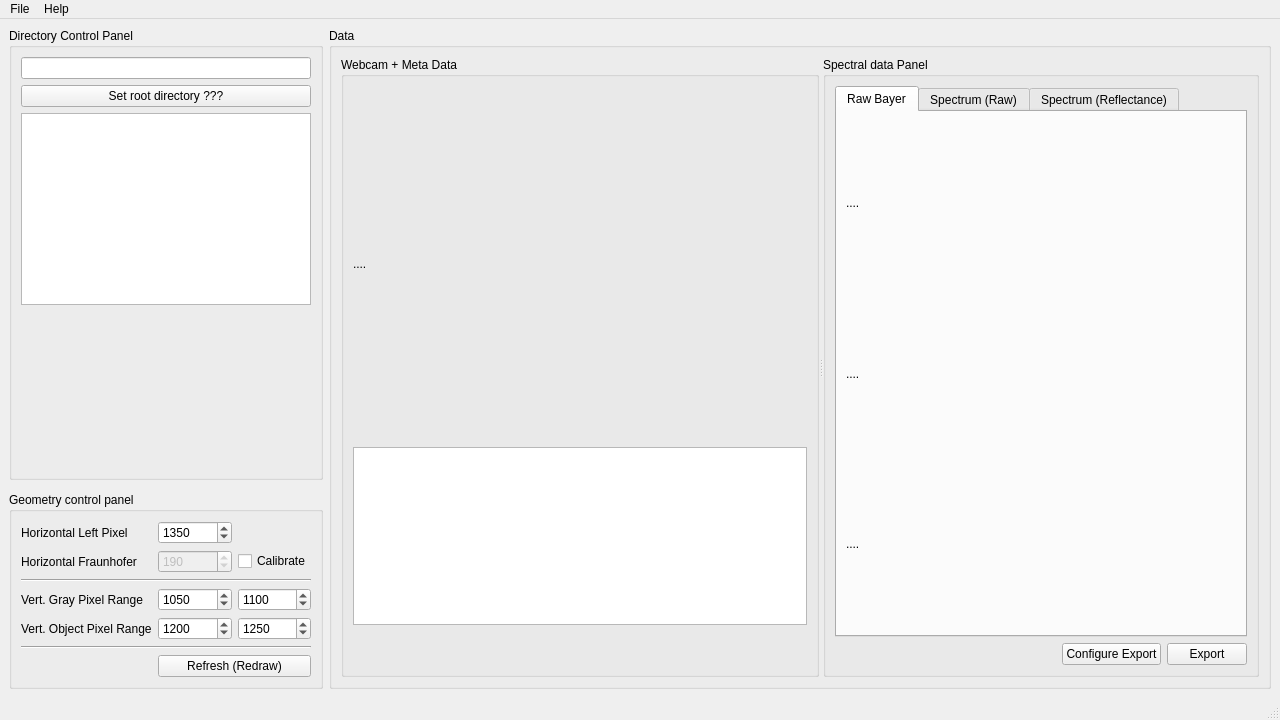
The window that UI/UI_Mainwindow.ui (garid3000/bps_spectrometer_gui) describes before a commit, drawn with Qt 5.
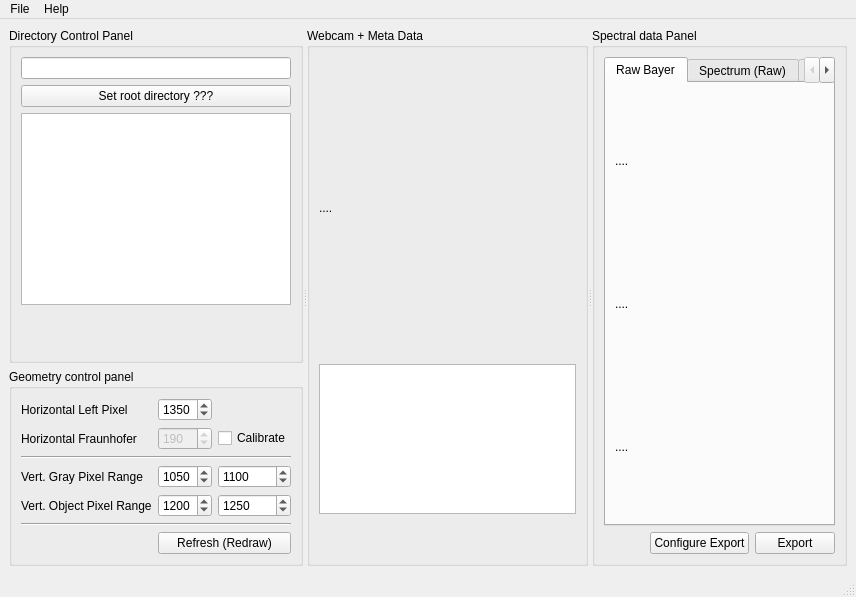
The same window after the commit. Custom widgets are drawn as their Qt base class.

Commit message: UI: new layout, for better User Experience when operating File-Explorer

Patch:
```diff
--- a/UI/UI_Mainwindow.ui
+++ b/UI/UI_Mainwindow.ui
@@ -6,168 +6,23 @@
    <rect>
     <x>0</x>
     <y>0</y>
-    <width>1280</width>
-    <height>720</height>
+    <width>856</width>
+    <height>597</height>
    </rect>
   </property>
   <property name="windowTitle">
    <string>MainWindow</string>
   </property>
   <widget class="QWidget" name="centralwidget">
-   <layout class="QGridLayout" name="gridLayout" rowstretch="0,0,0" columnstretch="1,3">
-    <item row="0" column="1" rowspan="3">
-     <widget class="QGroupBox" name="groupBox_3">
-      <property name="title">
-       <string>Data</string>
-      </property>
-      <layout class="QGridLayout" name="gridLayout_5">
+   <layout class="QGridLayout" name="gridLayout">
        <item row="0" column="0">
         <widget class="QSplitter" name="splitter">
-         <property name="lineWidth">
-          <number>2</number>
-         </property>
          <property name="orientation">
           <enum>Qt::Horizontal</enum>
          </property>
-         <widget class="QGroupBox" name="gp_webcam_meta">
-          <property name="title">
-           <string>Webcam + Meta Data</string>
-          </property>
-          <layout class="QVBoxLayout" name="verticalLayout" stretch="2,1,0">
+      <widget class="QWidget" name="">
+       <layout class="QVBoxLayout" name="verticalLayout_2">
            <item>
-            <widget class="QLabelClick" name="limg_webcam">
-             <property name="text">
-              <string>....</string>
-             </property>
-            </widget>
-           </item>
-           <item>
-            <widget class="QTextBrowser" name="tb_meta_json">
-             <property name="font">
-              <font>
-               <family>Monospace</family>
-              </font>
-             </property>
-            </widget>
-           </item>
-           <item>
-            <spacer name="verticalSpacer_2">
-             <property name="orientation">
-              <enum>Qt::Vertical</enum>
-             </property>
-             <property name="sizeHint" stdset="0">
-              <size>
-               <width>20</width>
-               <height>40</height>
-              </size>
-             </property>
-            </spacer>
-           </item>
-          </layout>
-         </widget>
-         <widget class="QGroupBox" name="gp_spectral_panel">
-          <property name="title">
-           <string>Spectral data Panel</string>
-          </property>
-          <layout class="QGridLayout" name="gridLayout_4">
-           <item row="1" column="2">
-            <widget class="QPushButton" name="pb_export">
-             <property name="text">
-              <string>Export</string>
-             </property>
-            </widget>
-           </item>
-           <item row="1" column="1">
-            <widget class="QPushButton" name="pb_conf_export">
-             <property name="text">
-              <string>Configure Export</string>
-             </property>
-            </widget>
-           </item>
-           <item row="1" column="0">
-            <spacer name="horizontalSpacer">
-             <property name="orientation">
-              <enum>Qt::Horizontal</enum>
-             </property>
-             <property name="sizeHint" stdset="0">
-              <size>
-               <width>40</width>
-               <height>20</height>
-              </size>
-             </property>
-            </spacer>
-           </item>
-           <item row="0" column="0" colspan="3">
-            <widget class="QTabWidget" name="tabWidget">
-             <property name="currentIndex">
-              <number>0</number>
-             </property>
-             <widget class="QWidget" name="tab_1">
-              <attribute name="title">
-               <string>Raw Bayer</string>
-              </attribute>
-              <layout class="QGridLayout" name="gridLayout_6">
-               <item row="0" column="0">
-                <widget class="QLabelClick" name="limg_bayer_full">
-                 <property name="text">
-                  <string>....</string>
-                 </property>
-                </widget>
-               </item>
-               <item row="1" column="0">
-                <widget class="QLabelClick" name="limg_bayer_gray">
-                 <property name="text">
-                  <string>....</string>
-                 </property>
-                </widget>
-               </item>
-               <item row="2" column="0">
-                <widget class="QLabelClick" name="limg_bayer_obje">
-                 <property name="text">
-                  <string>....</string>
-                 </property>
-                </widget>
-               </item>
-              </layout>
-             </widget>
-             <widget class="QWidget" name="tab_2">
-              <attribute name="title">
-               <string>Spectrum (Raw)</string>
-              </attribute>
-              <layout class="QVBoxLayout" name="verticalLayout_4">
-               <item>
-                <widget class="QLabelClick" name="limg_raw_spectrum">
-                 <property name="text">
-                  <string>....</string>
-                 </property>
-                </widget>
-               </item>
-              </layout>
-             </widget>
-             <widget class="QWidget" name="tab_3">
-              <attribute name="title">
-               <string>Spectrum (Reflectance)</string>
-              </attribute>
-              <layout class="QVBoxLayout" name="verticalLayout_5">
-               <item>
-                <widget class="QLabelClick" name="limg_refl_spectrum">
-                 <property name="text">
-                  <string>....</string>
-                 </property>
-                </widget>
-               </item>
-              </layout>
-             </widget>
-            </widget>
-           </item>
-          </layout>
-         </widget>
-        </widget>
-       </item>
-      </layout>
-     </widget>
-    </item>
-    <item row="0" column="0">
      <widget class="QGroupBox" name="gb_dir_panel">
       <property name="title">
        <string>Directory Control Panel</string>
@@ -208,7 +63,7 @@
       </layout>
      </widget>
     </item>
-    <item row="2" column="0">
+        <item>
      <widget class="QGroupBox" name="gb_control_panel">
       <property name="title">
        <string>Geometry control panel</string>
@@ -353,13 +208,150 @@
     </item>
    </layout>
   </widget>
+      <widget class="QGroupBox" name="gp_webcam_meta">
+       <property name="title">
+        <string>Webcam + Meta Data</string>
+       </property>
+       <layout class="QVBoxLayout" name="verticalLayout" stretch="2,1,0">
+        <item>
+         <widget class="QLabelClick" name="limg_webcam">
+          <property name="text">
+           <string>....</string>
+          </property>
+         </widget>
+        </item>
+        <item>
+         <widget class="QTextBrowser" name="tb_meta_json">
+          <property name="font">
+           <font>
+            <family>Monospace</family>
+           </font>
+          </property>
+         </widget>
+        </item>
+        <item>
+         <spacer name="verticalSpacer_2">
+          <property name="orientation">
+           <enum>Qt::Vertical</enum>
+          </property>
+          <property name="sizeHint" stdset="0">
+           <size>
+            <width>20</width>
+            <height>40</height>
+           </size>
+          </property>
+         </spacer>
+        </item>
+       </layout>
+      </widget>
+      <widget class="QGroupBox" name="gp_spectral_panel">
+       <property name="title">
+        <string>Spectral data Panel</string>
+       </property>
+       <layout class="QGridLayout" name="gridLayout_4">
+        <item row="1" column="2">
+         <widget class="QPushButton" name="pb_export">
+          <property name="text">
+           <string>Export</string>
+          </property>
+         </widget>
+        </item>
+        <item row="1" column="1">
+         <widget class="QPushButton" name="pb_conf_export">
+          <property name="text">
+           <string>Configure Export</string>
+          </property>
+         </widget>
+        </item>
+        <item row="1" column="0">
+         <spacer name="horizontalSpacer">
+          <property name="orientation">
+           <enum>Qt::Horizontal</enum>
+          </property>
+          <property name="sizeHint" stdset="0">
+           <size>
+            <width>40</width>
+            <height>20</height>
+           </size>
+          </property>
+         </spacer>
+        </item>
+        <item row="0" column="0" colspan="3">
+         <widget class="QTabWidget" name="tabWidget">
+          <property name="currentIndex">
+           <number>0</number>
+          </property>
+          <widget class="QWidget" name="tab_1">
+           <attribute name="title">
+            <string>Raw Bayer</string>
+           </attribute>
+           <layout class="QGridLayout" name="gridLayout_6">
+            <item row="0" column="0">
+             <widget class="QLabelClick" name="limg_bayer_full">
+              <property name="text">
+               <string>....</string>
+              </property>
+             </widget>
+            </item>
+            <item row="1" column="0">
+             <widget class="QLabelClick" name="limg_bayer_gray">
+              <property name="text">
+               <string>....</string>
+              </property>
+             </widget>
+            </item>
+            <item row="2" column="0">
+             <widget class="QLabelClick" name="limg_bayer_obje">
+              <property name="text">
+               <string>....</string>
+              </property>
+             </widget>
+            </item>
+           </layout>
+          </widget>
+          <widget class="QWidget" name="tab_2">
+           <attribute name="title">
+            <string>Spectrum (Raw)</string>
+           </attribute>
+           <layout class="QVBoxLayout" name="verticalLayout_4">
+            <item>
+             <widget class="QLabelClick" name="limg_raw_spectrum">
+              <property name="text">
+               <string>....</string>
+              </property>
+             </widget>
+            </item>
+           </layout>
+          </widget>
+          <widget class="QWidget" name="tab_3">
+           <attribute name="title">
+            <string>Spectrum (Reflectance)</string>
+           </attribute>
+           <layout class="QVBoxLayout" name="verticalLayout_5">
+            <item>
+             <widget class="QLabelClick" name="limg_refl_spectrum">
+              <property name="text">
+               <string>....</string>
+              </property>
+             </widget>
+            </item>
+           </layout>
+          </widget>
+         </widget>
+        </item>
+       </layout>
+      </widget>
+     </widget>
+    </item>
+   </layout>
+  </widget>
   <widget class="QStatusBar" name="statusbar"/>
   <widget class="QMenuBar" name="menubar">
    <property name="geometry">
     <rect>
      <x>0</x>
      <y>0</y>
-     <width>1280</width>
+     <width>856</width>
      <height>19</height>
     </rect>
    </property>
```
Lines whose indentation alone changed are shown as unchanged. The commit also changes 1 other file.
